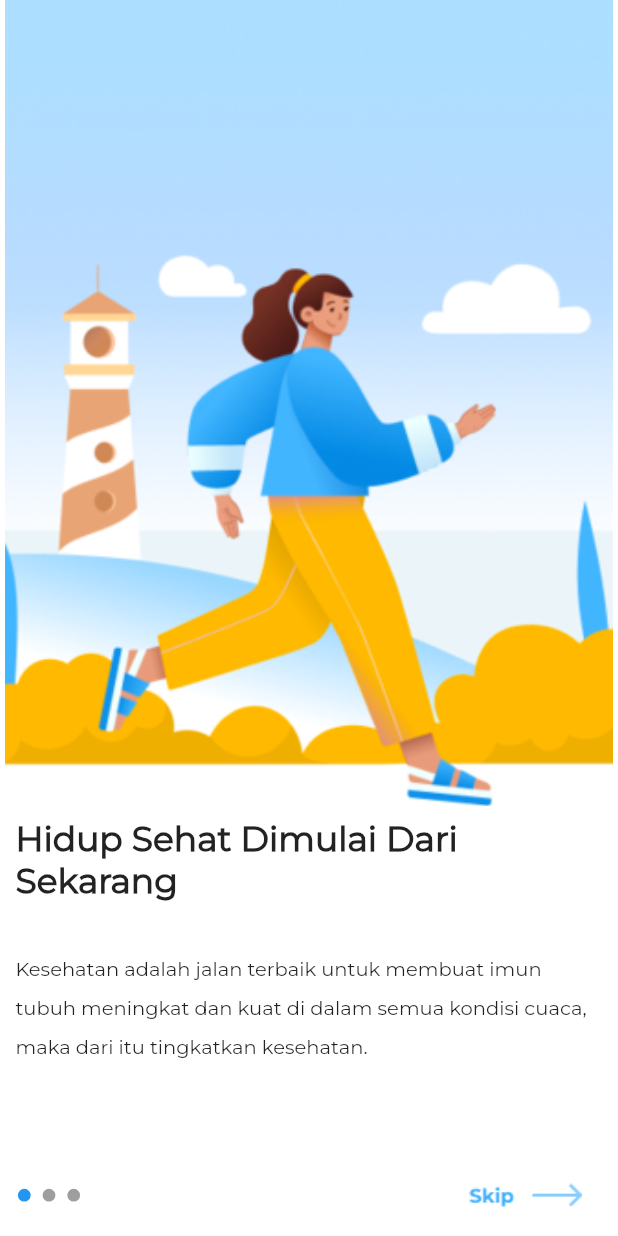
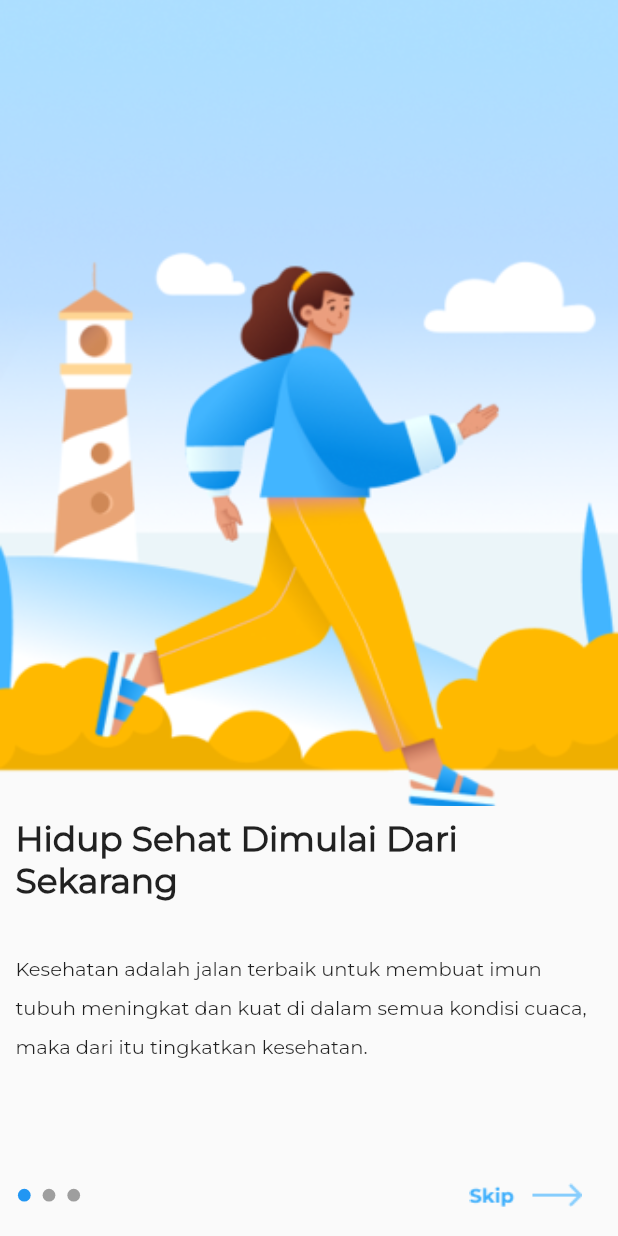
Before and after one commit to ridhoaanhrp/nutribuddy_app, a Flutter app: the screen it shows after launch, on a phone screen of 412 x 824 dp. Run offline on Flutter 3.47's test engine with Material 2 defaults, Android fonts, the phone set to English and light mode, and no system bars; drawn by our look-alikes of auto_size_text, smooth_page_indicator; our stand-ins replace date_picker_timeline, fl_chart, flutter_local_notifications, geolocator, google_fonts, google_maps_flutter and 5 more; missing offline and left inert: geolocator_web, iconify_flutter; project files that could hold a hidden picture were left out.

Commit message:
fixing packages error

```diff
--- a/lib/Component/calenderSlider.dart
+++ b/lib/Component/calenderSlider.dart
@@ -26,7 +26,7 @@ class _CalenderSliderState extends State<CalenderSlider> {
           width: width * 0.9,
           child: DatePicker(
             DateTime.now(),
-            locale: "Indonesia",
+            locale: "en_US",
             width: width * 0.15,
             height: height * 0.08,
             controller: controllerDate,
--- a/lib/Component/searchBarField.dart
+++ b/lib/Component/searchBarField.dart
@@ -2,7 +2,7 @@ import 'package:flutter/material.dart';
 import 'package:google_fonts/google_fonts.dart';
 import 'package:iconify_flutter/iconify_flutter.dart';
 import 'package:iconify_flutter/icons/ant_design.dart';
-import 'package:iconify_flutter/icons/fluent.dart';
+// import 'package:iconify_flutter/icons/fluent.dart';
 
 class SearchBarField extends StatelessWidget {
   const SearchBarField({Key? key}) : super(key: key);
@@ -42,7 +42,7 @@ class SearchBarField extends StatelessWidget {
                   mainAxisAlignment: MainAxisAlignment.end,
                   children: [
                     Iconify(AntDesign.search_outlined),
-                    Iconify(Fluent.filter_28_regular)
+                    // Iconify(Fluent.filter_28_regular)
                   ]),
               enabledBorder: InputBorder.none,
               focusedBorder: InputBorder.none),
--- a/lib/Screens/login_screen.dart
+++ b/lib/Screens/login_screen.dart
@@ -16,7 +16,7 @@ class _loginScreenState extends State<loginScreen> {
   final _formKey = GlobalKey<FormState>();
   TextEditingController usernameController = TextEditingController();
   TextEditingController passwordController = TextEditingController();
-  String usernameDefault = "fixgoal";
+  String usernameDefault = "noel123";
   String passwordDefault = "1234";
 
   @override
--- a/lib/Screens/splash_screen.dart
+++ b/lib/Screens/splash_screen.dart
@@ -30,16 +30,14 @@ class _SplashScreenState extends State<SplashScreen> {
         MediaQuery.of(context).padding.bottom;
     final bodyWidth = MediaQuery.of(context).size.width;
 
-    return Container(
-      color: Colors.white,
-      child: Column(
+    return Column(
       mainAxisAlignment: MainAxisAlignment.start,
       children: [
         Image.asset(
           image,
           width: bodyWidth,
           height: bodyHeight * 0.7,
-            fit: BoxFit.contain,
+          fit: BoxFit.cover,
         ),
         SizedBox(
           height: bodyHeight * 0.01,
@@ -71,7 +69,6 @@ class _SplashScreenState extends State<SplashScreen> {
           ),
         ),
       ],
-      ),
     );
   }
 
@@ -91,7 +88,7 @@ class _SplashScreenState extends State<SplashScreen> {
             image,
             width: bodyWidth,
             height: bodyHeight * 0.687,
-            fit: BoxFit.contain,
+            fit: BoxFit.cover,
           ),
           SizedBox(
             height: bodyHeight * 0.02,
@@ -143,7 +140,7 @@ class _SplashScreenState extends State<SplashScreen> {
             image,
             width: bodyWidth,
             height: bodyHeight * 0.697,
-            fit: BoxFit.contain,
+            fit: BoxFit.cover,
           ),
           SizedBox(
             height: bodyHeight * 0.01,
--- a/lib/Screens/splash_screen_2.dart
+++ b/lib/Screens/splash_screen_2.dart
@@ -67,7 +67,7 @@ class _SplashScreen2State extends State<SplashScreen2> {
                       textAlign: TextAlign.center,
                       style: GoogleFonts.montserrat(
                           fontSize: 23,
-                          color: const Color.fromARGB(255, 35, 35, 35),
+                          color: Color.fromARGB(255, 18, 1, 1),
                           fontWeight: FontWeight.bold),
                     ),
                   ),
@@ -87,7 +87,7 @@ class _SplashScreen2State extends State<SplashScreen2> {
                     ),
                   ),
                   SizedBox(
-                    height: bodyHeight * 0.35,
+                    height: bodyHeight * 0.25,
                   ),
                   Container(
                     padding: EdgeInsets.symmetric(
@@ -110,7 +110,7 @@ class _SplashScreen2State extends State<SplashScreen2> {
                               curve: Curves.bounceOut),
                         ),
                         SizedBox(
-                          width: bodyWidth * 0.66,
+                          width: bodyWidth * 0.65,
                         ),
                         Padding(
                             padding: EdgeInsets.only(
--- a/lib/Screens/statistic_screen.dart
+++ b/lib/Screens/statistic_screen.dart
@@ -194,7 +194,7 @@ class _HistoryFoodState extends State<HistoryFood> {
                     DateTime.now(),
                     width: width * 0.14,
                     height: height * 0.08,
-                    locale: "Indonesia",
+                    locale: "en_Us",
                     controller: controllerDate,
                     initialSelectedDate: DateTime.now(),
                     daysCount: DateTime.monthsPerYear,
--- a/lib/Screens/store_screen.dart
+++ b/lib/Screens/store_screen.dart
@@ -78,7 +78,7 @@ class StoreScreen extends StatelessWidget {
                       height: bodyHeight * 0.1,
                     ),
                     Stack(
-                      clipBehavior: Clip.hardEdge,
+                      clipBehavior: Clip.none,
                       children: [
                         Container(
                           width: bodyWidth,
--- a/lib/main.dart
+++ b/lib/main.dart
@@ -1,4 +1,5 @@
 import 'package:flutter/material.dart';
+import 'package:nutribuddy_app/Screens/navbar.dart';
 import 'package:nutribuddy_app/Screens/splash_screen.dart';
 
 void main() {
--- a/pubspec.yaml
+++ b/pubspec.yaml
@@ -34,9 +34,9 @@ dependencies:
     sdk: flutter
   flutter_local_notifications: ^9.6.1
   geolocator: ^8.2.1
-  google_fonts: ^2.3.1
+  google_fonts: ^6.1.0
   google_maps_flutter: ^2.1.8
-  http: ^0.13.4
+  http: ^1.1.0
   iconify_flutter: ^0.0.4
   page_transition: ^2.0.5
   percent_indicator: ^4.2.2
```
Also changed, not shown: lib/Component/splashScreen3Controller.dart (+4 -31 lines), lib/Screens/dashboard_screen.dart (+9 -23 lines), pubspec.lock, 1 other file. Lines whose indentation alone changed are shown as unchanged.
